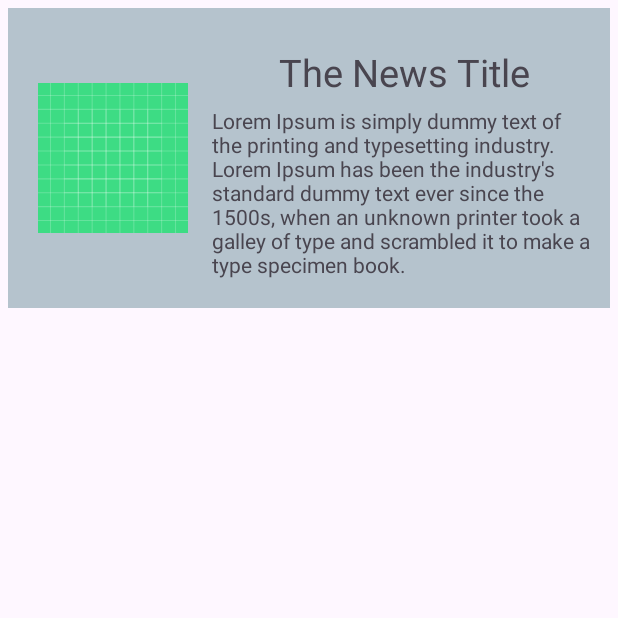
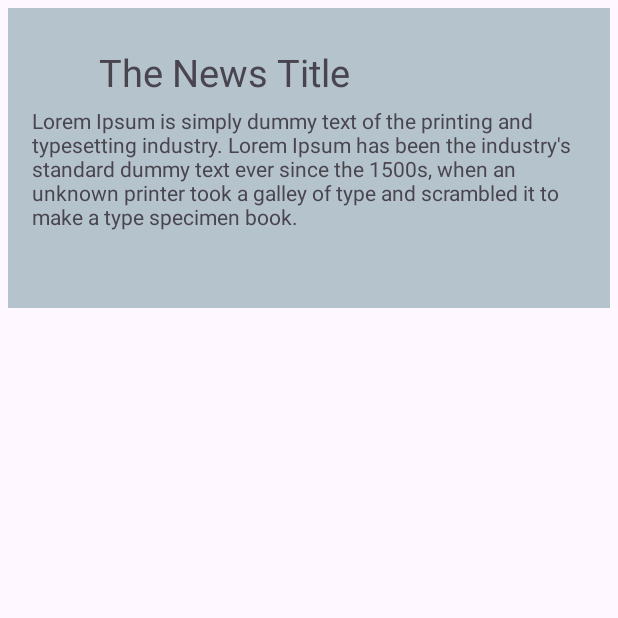
Before and after one commit to FurkanSemizoglu/NewsApp, an Android app: the fragment NewsListItem shown on its own in the app's theme, on a phone screen of 412 x 824 dp, the top half of it. Run offline under Robolectric (Android 15) with nearby library versions, the phone set to English and light mode, and no system bars; network calls fail.

Commit message:
itemview changed

```diff
--- a/app/src/main/res/layout/fragment_news_list_item.xml
+++ b/app/src/main/res/layout/fragment_news_list_item.xml
@@ -18,20 +18,10 @@
         android:background="#B5C3CD"
         android:orientation="horizontal"
         android:textAlignment="center"
+
         app:layout_constraintEnd_toEndOf="parent"
         app:layout_constraintStart_toStartOf="parent"
         app:layout_constraintTop_toTopOf="parent">
-
-
-        <LinearLayout
-            android:id="@+id/newsPicture"
-            android:layout_width="100dp"
-            android:layout_height="100dp"
-            android:layout_marginLeft="20dp"
-            android:layout_marginTop="50dp"
-            android:background="@drawable/ic_launcher_background">
-
-        </LinearLayout>
 
 
         <LinearLayout
@@ -50,6 +40,7 @@
 
                 <TextView
                     android:id="@+id/newsTitle"
+
                     android:layout_width="wrap_content"
                     android:layout_height="wrap_content"
                     android:text="The News Title"
```
